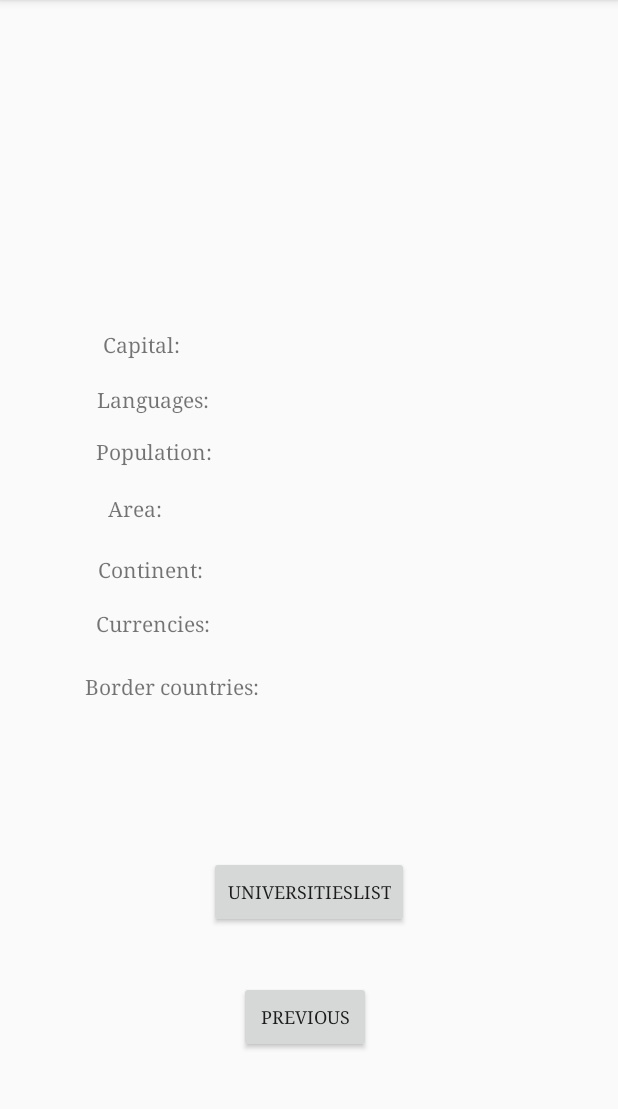
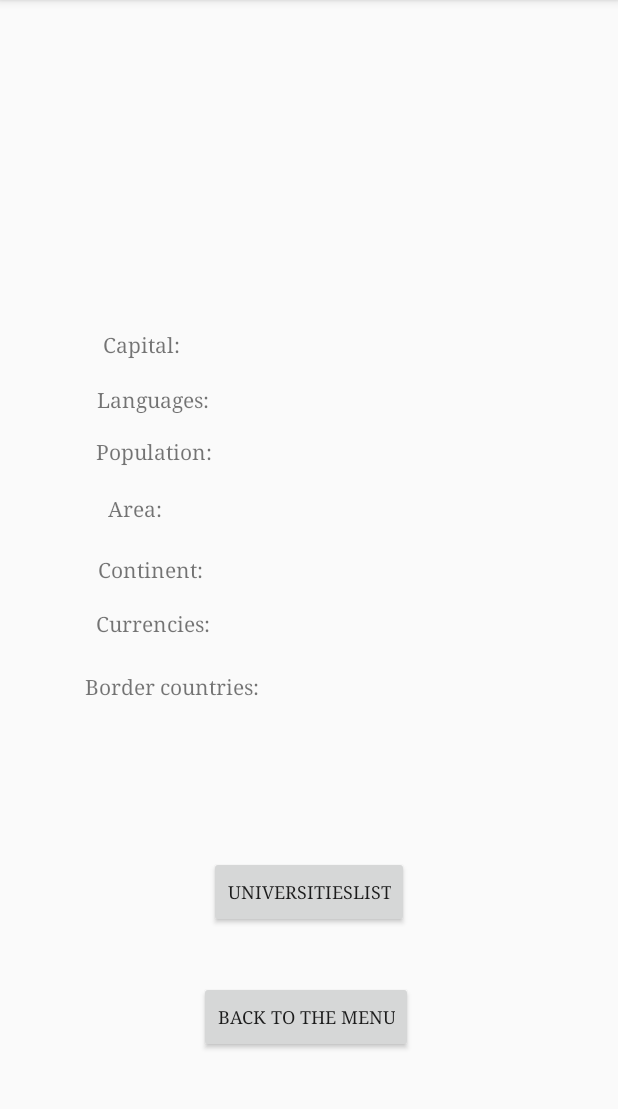
Before and after one commit to angelique-proux/Esiea3ATDProgrammationMobile, an Android app: the CountryDetailFragment screen opened through its navigation route, on a phone screen of 412 x 824 dp, the part 84-1193 px from its top. Run offline under Robolectric (Android 15) with nearby library versions, the phone set to English and light mode, and no system bars; libraries missing offline, so code that uses them is left out: com.github.twocoffeesoneteam.glidetovectoryou, com.tapadoo.alerter; pictures from the network do not load; 1 statement that could not run was skipped.

Commit message:
Update style and clear code

```diff
--- a/app/src/main/AndroidManifest.xml
+++ b/app/src/main/AndroidManifest.xml
@@ -12,9 +12,12 @@
         android:roundIcon="@mipmap/ic_launcher_round"
         android:supportsRtl="true"
         android:theme="@style/BrightTheme">
+
         <activity
             android:name=".SettingsActivity"
-            android:label="@string/title_activity_settings"></activity>
+            android:label="@string/title_activity_settings"
+            android:theme="@style/BrightTheme"/>
+
         <activity
             android:name=".MainActivity"
             android:label="@string/app_name"
@@ -26,6 +29,7 @@
                 <category android:name="android.intent.category.LAUNCHER" />
             </intent-filter>
         </activity>
+
     </application>
 
 </manifest>
--- a/app/src/main/java/com/example/esiea3atd1/MainActivity.kt
+++ b/app/src/main/java/com/example/esiea3atd1/MainActivity.kt
@@ -7,6 +7,9 @@ import android.view.Menu
 import android.view.MenuItem
 import android.widget.Toast
 import androidx.appcompat.app.AppCompatActivity
+import androidx.fragment.app.Fragment
+import androidx.fragment.app.FragmentManager
+import androidx.fragment.app.FragmentTransaction
 import androidx.preference.PreferenceManager
 import com.example.esiea3atd1.settings.LanguageManager
 import com.tapadoo.alerter.Alerter
@@ -24,6 +27,7 @@ class MainActivity : AppCompatActivity() {
         setLanguageOfApp()
         setThemeOfApp()
         setContentView(R.layout.activity_main)
+
     }
 
     override fun onCreateOptionsMenu(menu: Menu): Boolean {
--- a/app/src/main/java/com/example/esiea3atd1/presentation/detail/CountryDetailFragment.kt
+++ b/app/src/main/java/com/example/esiea3atd1/presentation/detail/CountryDetailFragment.kt
@@ -57,7 +57,7 @@ class CountryDetailFragment : Fragment() {
     override fun onViewCreated(view: View, savedInstanceState: Bundle?) {
         super.onViewCreated(view, savedInstanceState)
 
-        view.findViewById<Button>(R.id.button_second).setOnClickListener {
+        view.findViewById<Button>(R.id.menu_button).setOnClickListener {
             findNavController().navigate(R.id.NavigateToMenu)
         }
         view.findViewById<Button>(R.id.universities_button).setOnClickListener{
--- a/app/src/main/res/layout/activity_main.xml
+++ b/app/src/main/res/layout/activity_main.xml
@@ -1,7 +1,6 @@
 <?xml version="1.0" encoding="utf-8"?>
 <androidx.coordinatorlayout.widget.CoordinatorLayout
     xmlns:android="http://schemas.android.com/apk/res/android"
-    xmlns:app="http://schemas.android.com/apk/res-auto"
     xmlns:tools="http://schemas.android.com/tools"
     android:layout_width="match_parent"
     android:layout_height="match_parent"
@@ -10,13 +9,13 @@
     <com.google.android.material.appbar.AppBarLayout
         android:layout_width="match_parent"
         android:layout_height="wrap_content"
-        android:theme="@style/Theme.Esiea3ATD1.AppBarOverlay">
+        android:theme="@style/BrightTheme">
 
     </com.google.android.material.appbar.AppBarLayout>
 
     <include
         android:id="@+id/include2"
-        layout="@layout/content_main" />
+        layout="@layout/content_main"/>
 
 
 
--- a/app/src/main/res/layout/fragment_country_detail.xml
+++ b/app/src/main/res/layout/fragment_country_detail.xml
@@ -226,18 +226,18 @@
         android:fontFamily="serif"
         android:text="@string/universities_list"
         android:textSize="12sp"
-        app:layout_constraintBottom_toBottomOf="@id/button_second"
+        app:layout_constraintBottom_toBottomOf="@id/menu_button"
         app:layout_constraintEnd_toEndOf="parent"
         app:layout_constraintStart_toStartOf="parent"
         app:layout_constraintTop_toBottomOf="@id/country_detail_name"
         app:layout_constraintVertical_bias="0.826" />
 
     <Button
-        android:id="@+id/button_second"
+        android:id="@+id/menu_button"
         android:layout_width="wrap_content"
         android:layout_height="wrap_content"
         android:fontFamily="serif"
-        android:text="@string/previous"
+        android:text="@string/back_to_menu"
         android:textSize="12sp"
         app:layout_constraintBottom_toBottomOf="parent"
         app:layout_constraintEnd_toEndOf="parent"
--- a/app/src/main/res/layout/fragment_menu.xml
+++ b/app/src/main/res/layout/fragment_menu.xml
@@ -25,7 +25,6 @@
         android:id="@+id/region_button"
         android:layout_width="wrap_content"
         android:layout_height="wrap_content"
-        android:layout_marginEnd="21dp"
         android:fontFamily="serif"
         android:text="@string/all_regions"
         android:textSize="12sp"
--- a/app/src/main/res/menu/menu_main.xml
+++ b/app/src/main/res/menu/menu_main.xml
@@ -1,13 +1,15 @@
-<menu xmlns:android="http://schemas.android.com/apk/res/android"
+<menu
+    xmlns:android="http://schemas.android.com/apk/res/android"
     xmlns:app="http://schemas.android.com/apk/res-auto"
     xmlns:tools="http://schemas.android.com/tools"
     tools:context="com.example.esiea3atd1.MainActivity">
     <item
         android:id="@+id/action_settings"
-        android:orderInCategory="100"
+        android:orderInCategory="2"
         android:title="@string/action_settings"
         app:showAsAction="never" />
 
     <item android:id="@+id/action_notifications"
+        android:orderInCategory="1"
         android:title="@string/Notification"/>
 </menu>
--- a/app/src/main/res/values/strings.xml
+++ b/app/src/main/res/values/strings.xml
@@ -11,8 +11,7 @@
     <string name="info_fragment_label" translatable="false">Information Fragment</string>
 
     <!-- Buttons -->
-    <string name="next">Next</string>
-    <string name="previous">Previous</string>
+    <string name="back_to_menu">Back to the menu</string>
 
     <!-- Country Fragment -->
     <string name="capital_text">Capital:</string>
--- a/app/src/main/res/values/themes.xml
+++ b/app/src/main/res/values/themes.xml
@@ -3,8 +3,8 @@
     <style name="Theme.Esiea3ATD1" parent="Theme.MaterialComponents.DayNight.DarkActionBar">
         <!-- Primary brand color. -->
         <item name="colorPrimary">@color/green2</item>
-        <item name="colorPrimaryVariant">@color/blue1</item>
-        <item name="colorOnPrimary">@color/white</item>
+        <item name="colorPrimaryVariant">@color/green1</item>
+        <item name="colorOnPrimary">@color/blue1</item>
         <!-- Secondary brand color. -->
         <item name="colorSecondary">@color/blue2</item>
         <item name="colorSecondaryVariant">@color/blue3</item>
--- a/app/src/main/res/xml/root_preferences.xml
+++ b/app/src/main/res/xml/root_preferences.xml
@@ -1,13 +1,14 @@
-<PreferenceScreen xmlns:app="http://schemas.android.com/apk/res-auto">
+<PreferenceScreen
+    xmlns:app="http://schemas.android.com/apk/res-auto">
 
     <PreferenceCategory
         app:icon="@drawable/ic_baseline_person_24"
         app:title="@string/user_header">
 
         <EditTextPreference
+            app:defaultValue="UserName"
             app:key="username"
             app:title="@string/user_name"
-            app:defaultValue=""
             app:useSimpleSummaryProvider="true" />
     </PreferenceCategory>
 
@@ -17,11 +18,11 @@
         app:title="@string/location_header">
 
         <ListPreference
-            app:key="region"
-            app:title="@string/location_region"
             app:defaultValue="Europe"
             app:entries="@array/continents_entries"
             app:entryValues="@array/continents_values"
+            app:key="region"
+            app:title="@string/location_region"
             app:useSimpleSummaryProvider="true" />
 
         <ListPreference
```
Also changed, not shown: app/src/main/java/com/example/esiea3atd1/SettingsActivity.kt (+5 -7 lines), 2 other files.
